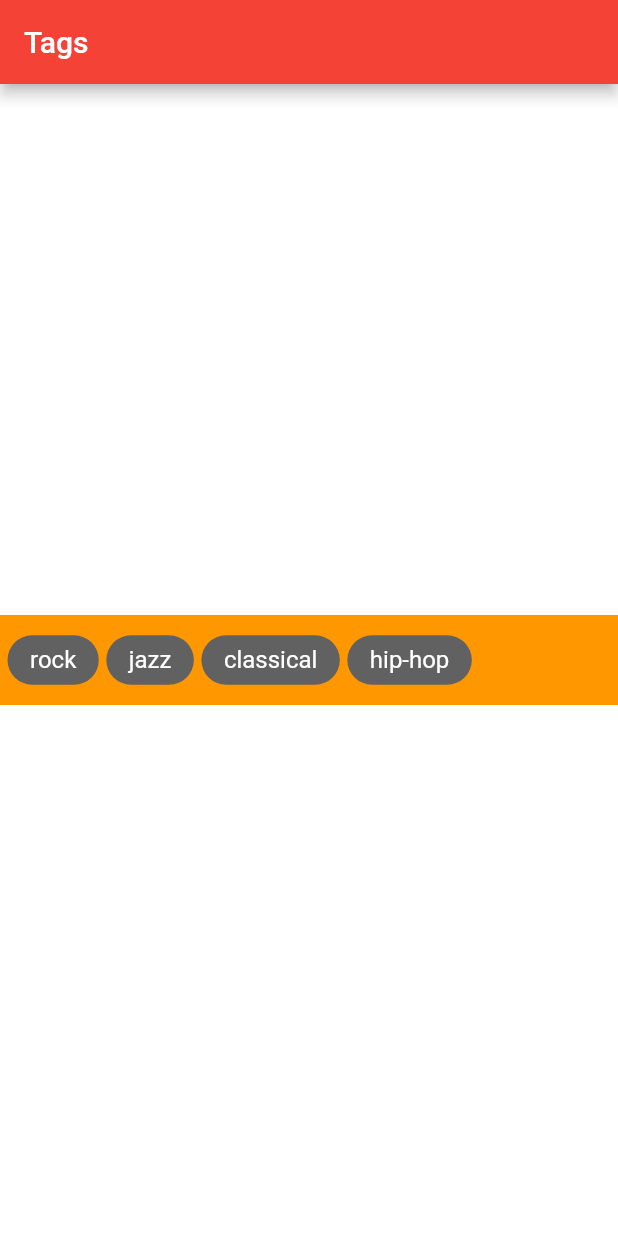
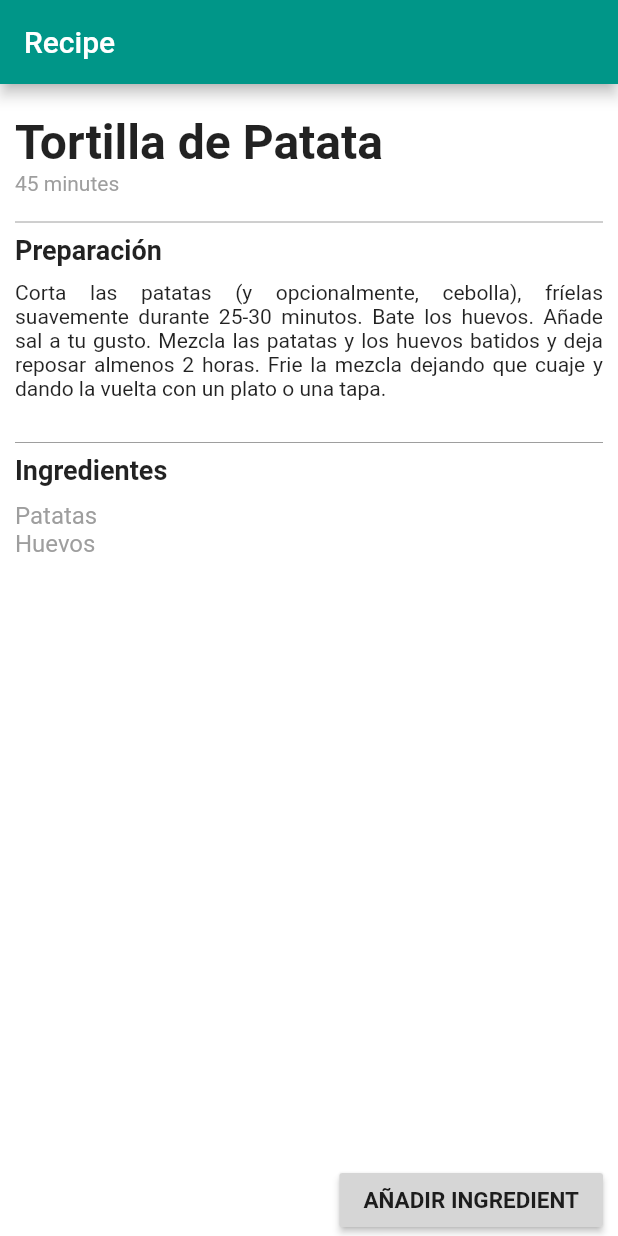
Before and after one commit to juliamauri/dart_and_flutter, a Flutter app: the screen it shows after launch, on a phone screen of 412 x 824 dp. Run offline on Flutter 3.47's test engine with Material 2 defaults, Android fonts, the phone set to English and light mode, and no system bars.

Commit message:
RecipeApp Done

```diff
--- /dev/null
+++ b/flutter/exemples/lib/RecipeApp/AddIngredientScreen.dart
@@ -0,0 +1,61 @@
+import 'package:flutter/material.dart';
+
+class AddIngredientScreen extends StatefulWidget {
+  @override
+  _AddIngredientScreenState createState() => _AddIngredientScreenState();
+}
+
+class _AddIngredientScreenState extends State<AddIngredientScreen> {
+  TextEditingController _controller;
+
+  @override
+  void initState() {
+    _controller = TextEditingController();
+    super.initState();
+  }
+
+  @override
+  Widget build(BuildContext context) {
+    return Scaffold(
+      appBar: AppBar(
+        title: Text('Recipe'),
+      ),
+      body: Padding(
+        padding: EdgeInsets.all(20.0),
+        child: Column(
+          crossAxisAlignment: CrossAxisAlignment.stretch,
+          children: <Widget>[
+            Expanded(
+              child: Column(
+                crossAxisAlignment: CrossAxisAlignment.start,
+                children: <Widget>[
+                  Text(
+                    'Nuevo Ingrediente',
+                    style: TextStyle(
+                      color: Colors.grey[800],
+                    ),
+                  ),
+                  TextField(
+                    controller: _controller,
+                    cursorColor: Colors.pink,
+                  )
+                ],
+              ),
+            ),
+            RaisedButton(
+              child: Text(
+                'AÑADIR',
+                style: TextStyle(color: Colors.white),
+              ),
+              color: Colors.pink,
+              onPressed: (){
+                FocusScope.of(context).unfocus(); //Close the keyboard because cause rendering error returning at main screen
+                Navigator.of(context).pop((_controller.text.isEmpty ? null : _controller.text));
+              },
+            ),
+          ],
+        ),
+      ),
+    );
+  }
+}
--- /dev/null
+++ b/flutter/exemples/lib/RecipeApp/Recipe.dart
@@ -0,0 +1,16 @@
+class Recipe{
+  String _name;
+  int _minutes;
+  List<String> _ingredients = List<String>();
+  String _description;
+
+  String get name => _name;
+  int get minutes => _minutes;
+  List<String> get ingredients => _ingredients;
+  String get description => _description;
+
+  set name(String n) => _name = n;
+  set minutes(int m) => _minutes = m;
+  set addIngredient(String i) => _ingredients.add(i);
+  set description(String d) => _description = d;
+}
--- /dev/null
+++ b/flutter/exemples/lib/RecipeApp/RecipeScreen.dart
@@ -0,0 +1,186 @@
+import 'package:flutter/material.dart';
+import 'Recipe.dart';
+
+class RecipeScreen extends StatelessWidget {
+  const RecipeScreen({
+    Key key,
+    @required this.recipe,
+  }) : super(key: key);
+
+  final Recipe recipe;
+
+  @override
+  Widget build(BuildContext context) {
+    return Scaffold(
+      appBar: AppBar(
+        title: Text('Recipe'),
+      ),
+      backgroundColor: Colors.white,
+      body: Padding(
+        padding: const EdgeInsets.only(left: 10,top: 20,right: 10),
+        child: Column(
+          crossAxisAlignment: CrossAxisAlignment.start,
+          children: <Widget>[
+            PrincipalTitle(title: recipe.name),
+            Minutes(minutes: recipe.minutes),
+            Divider(color: Colors.grey),
+            SecoondaryTitle("Preparación"),
+            Description(description: recipe.description),
+            Divider(color: Colors.grey),
+            SecoondaryTitle("Ingredientes"),
+            Ingredients(recipe.ingredients),
+          ],
+        ),
+      ),
+    );
+  }
+}
+
+class Ingredients extends StatefulWidget {
+  Ingredients(this._ingredients) {
+    _lines = _ingredients.join('\n');
+  }
+  final List<String> _ingredients;
+  String _lines = '';
+
+  @override
+  State<StatefulWidget> createState() => _Ingredients();
+}
+
+class _Ingredients extends State<Ingredients> {
+  @override
+  Widget build(BuildContext context) {
+    return Expanded(
+      child: Column(
+        crossAxisAlignment: CrossAxisAlignment.start,
+        children: <Widget>[
+          Container(
+            child: Text(
+              widget._lines,
+              style: TextStyle(
+                fontSize: 16,
+                color: Colors.grey,
+              ),
+            ),
+          ),
+          Expanded(
+            child: Container(
+              alignment: Alignment.bottomRight,
+              child: RaisedButton(
+                child: Text(
+                  "AÑADIR INGREDIENT",
+                  style: TextStyle(
+                    fontWeight: FontWeight.w600,
+                    fontSize: 15,
+                  ),
+                ),
+                color: Colors.grey[350],
+                onPressed: () {
+                  Navigator.of(context).pushNamed('/add').then((newIngredient) {
+                    if (newIngredient != null) {
+                      setState(() {
+                        widget._ingredients.add(newIngredient);
+                        widget._lines = widget._ingredients.join('\n');
+                      });
+                    }
+                  });
+                },
+              ),
+            ),
+          ),
+        ],
+      ),
+    );
+  }
+}
+
+class Description extends StatelessWidget {
+  const Description({
+    Key key,
+    @required this.description,
+  }) : super(key: key);
+
+  final String description;
+
+  @override
+  Widget build(BuildContext context) {
+    return Column(
+      children: <Widget>[
+        Text(
+        description,
+        textAlign: TextAlign.justify,
+      ),
+      SizedBox(height: 20,)
+      ],
+    );
+  }
+}
+
+class PrincipalTitle extends StatelessWidget {
+  const PrincipalTitle({
+    Key key,
+    @required this.title,
+  }) : super(key: key);
+
+  final String title;
+
+  @override
+  Widget build(BuildContext context) {
+    return Text(
+      title,
+      style: TextStyle(
+        fontSize: 32,
+        fontWeight: FontWeight.w700,
+      ),
+    );
+  }
+}
+
+class Minutes extends StatelessWidget {
+  const Minutes({
+    Key key,
+    @required this.minutes,
+  }) : super(key: key);
+
+  final int minutes;
+
+  @override
+  Widget build(BuildContext context) {
+    return Column(
+      children: <Widget>[
+        Text(
+        minutes.toString() + " minutes",
+        style: TextStyle(
+          color: Colors.grey,
+        ),
+      ),
+      SizedBox(height: 10,)
+      ],
+    );
+  }
+}
+
+class SecoondaryTitle extends StatelessWidget {
+  const SecoondaryTitle(
+    this.sTitle, {
+    Key key,
+  }) : super(key: key);
+
+  final String sTitle;
+
+  @override
+  Widget build(BuildContext context) {
+    return Column(
+      children: <Widget>[
+        Text(
+        sTitle,
+        style: TextStyle(
+          fontSize: 18,
+          fontWeight: FontWeight.w700,
+        ),
+      ),
+      SizedBox(height: 10,)
+      ],
+    );
+  }
+}
--- /dev/null
+++ b/flutter/exemples/lib/RecipeApp/main.dart
@@ -0,0 +1,38 @@
+import 'package:flutter/material.dart';
+import 'Recipe.dart';
+import 'RecipeScreen.dart';
+import 'AddIngredientScreen.dart';
+void main() {
+  runApp(App());
+}
+
+Recipe GetTortillaDePatata() {
+  Recipe ret = Recipe();
+  ret.name = 'Tortilla de Patata';
+  ret.minutes = 45;
+  ret.description =
+      'Corta las patatas (y opcionalmente, cebolla), fríelas suavemente durante 25-30 minutos. Bate los huevos. Añade sal a tu gusto. Mezcla las patatas y los huevos batidos y deja reposar almenos 2 horas. Frie la mezcla dejando que cuaje y dando la vuelta con un plato o una tapa.';
+  ret.addIngredient = 'Patatas';
+  ret.addIngredient = 'Huevos';
+  return ret;
+}
+
+class App extends StatelessWidget {
+  App({
+    Key key,
+  }) : super(key: key);
+
+  final Recipe tortilladepatata = GetTortillaDePatata();
+
+  @override
+  Widget build(BuildContext context) {
+    return MaterialApp(
+      theme: ThemeData(primarySwatch: Colors.teal),
+      initialRoute: '/',
+      routes: {
+        '/' : (context) => RecipeScreen(recipe: tortilladepatata),
+        '/add' : (context) => AddIngredientScreen(),
+      },
+    );
+  }
+}
--- a/flutter/exemples/lib/main.dart
+++ b/flutter/exemples/lib/main.dart
@@ -1,70 +1,42 @@
 import 'package:flutter/material.dart';
-
+import 'RecipeApp/Recipe.dart';
+import 'RecipeApp/RecipeScreen.dart';
+import 'RecipeApp/AddIngredientScreen.dart';
 void main() {
   runApp(App());
 }
 
+Recipe GetTortillaDePatata() {
+  Recipe ret = Recipe();
+  ret.name = 'Tortilla de Patata';
+  ret.minutes = 45;
+  ret.description =
+      'Corta las patatas (y opcionalmente, cebolla), fríelas suavemente durante 25-30 minutos. Bate los huevos. Añade sal a tu gusto. Mezcla las patatas y los huevos batidos y deja reposar almenos 2 horas. Frie la mezcla dejando que cuaje y dando la vuelta con un plato o una tapa.';
+  ret.addIngredient = 'Patatas';
+  ret.addIngredient = 'Huevos';
+  return ret;
+}
+
 class App extends StatelessWidget {
-  const App({
+  App({
     Key key,
   }) : super(key: key);
+
+  final Recipe tortilladepatata = GetTortillaDePatata();
 
   @override
   Widget build(BuildContext context) {
     return MaterialApp(
-      home: Scaffold(
-        appBar: AppBar(
-          title: Text('Tags'),
-          backgroundColor: Colors.red,
-        ),
-        backgroundColor: Colors.white,
-        body: Center(
-          child: Container(
-            height: 60,
-            color: Colors.orange,
-            child: Row(
-              mainAxisAlignment: MainAxisAlignment.start,
-              children: <Widget>[
-                Tag("rock"),
-                Tag("jazz"),
-                Tag("classical"),
-                Tag("hip-hop")
-              ],
-            ),
-          ),
-        ),
-      ),
+      theme: ThemeData(primarySwatch: Colors.teal),
+      initialRoute: '/',
+      routes: {
+        '/' : (context) => RecipeScreen(recipe: tortilladepatata),
+        '/add' : (context) => AddIngredientScreen(),
+      },
     );
   }
 }
 
-class Tag extends StatelessWidget {
-  const Tag(
-    this.tagName, {
-    Key key,
-  }) : super(key: key);
-
-  final String tagName;
-  @override
-  Widget build(BuildContext context) {
-    return Container(
-      margin: EdgeInsets.only(left: 5),
-      padding: EdgeInsets.fromLTRB(15, 7, 15, 7),
-      decoration: BoxDecoration(
-        color: Colors.grey[700],
-        shape: BoxShape.rectangle,
-        borderRadius: BorderRadius.all(Radius.circular(25)),
-      ),
-      child: Text(
-        tagName,
-        style: TextStyle(
-          color: Colors.white,
-          fontSize: 16,
-        ),
-      ),
-    );
-  }
-}
 
 /* Text Aligment
 
```
